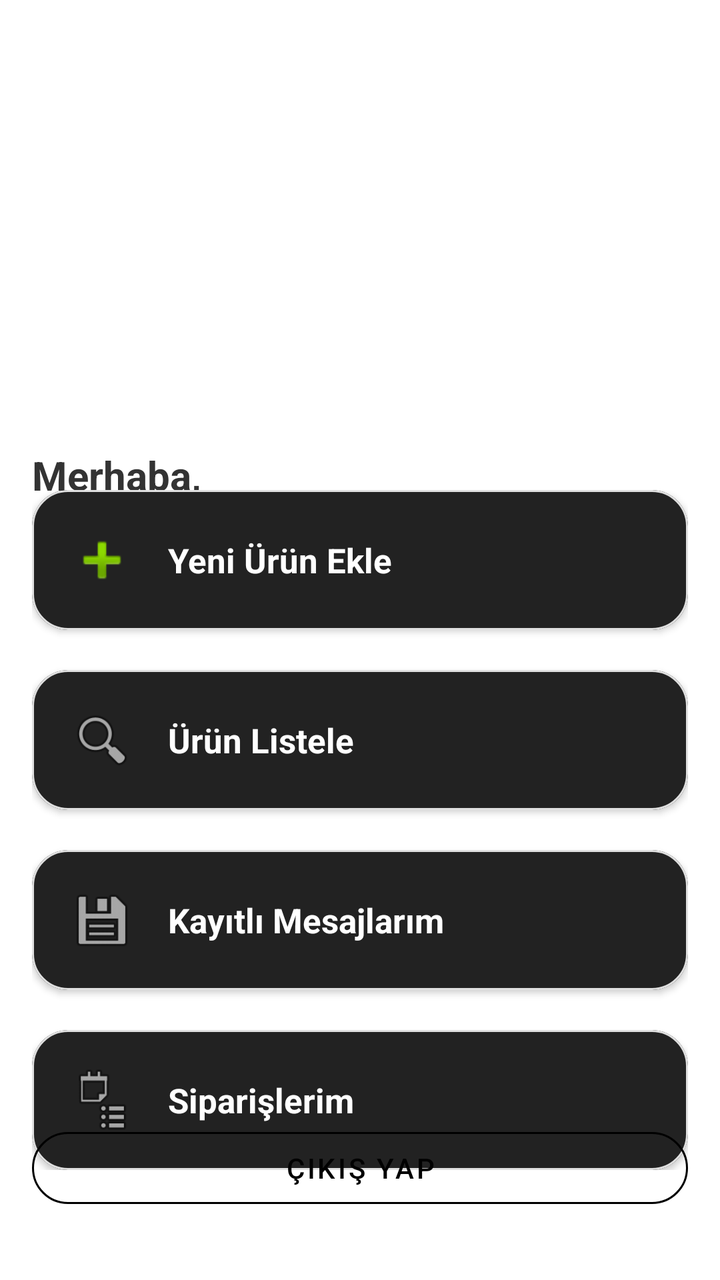
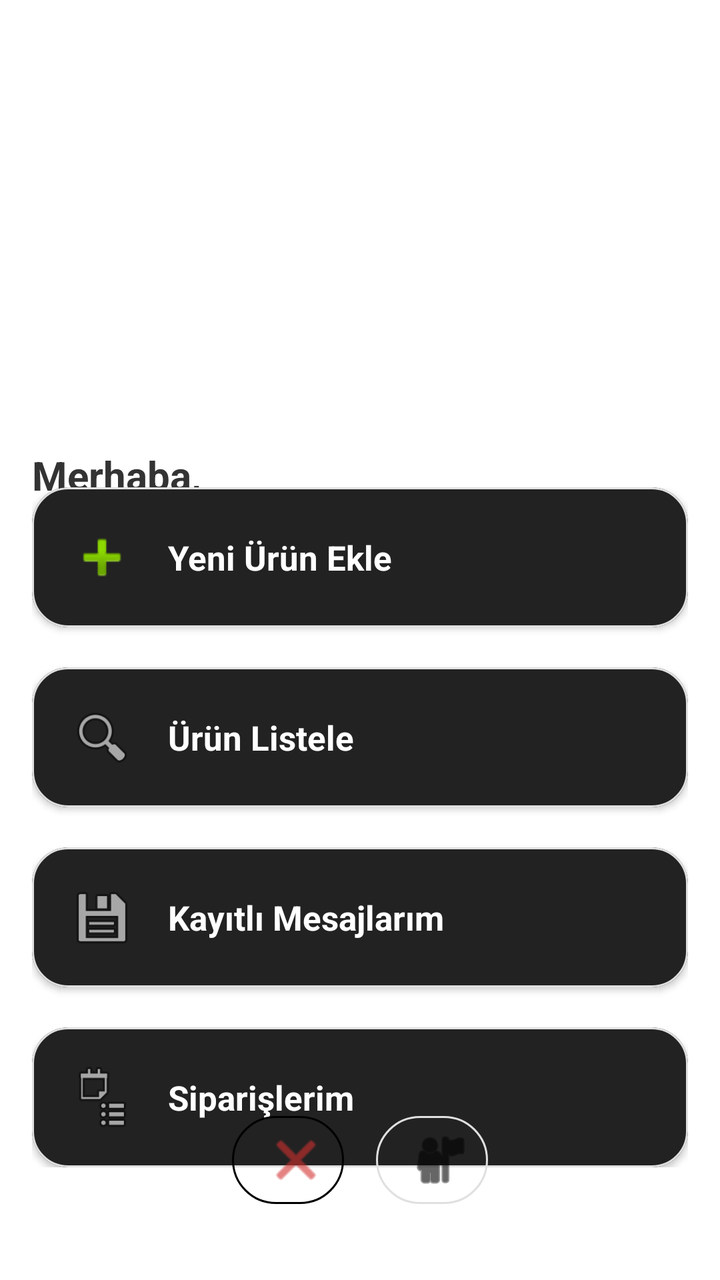

Before-and-after screenshots of an Android layout around one commit, followed by the original layout XML and the change that was made.
<!-- AndroidManifest.xml: application theme Theme.MaterialComponents.NoActionBar -->
<!-- res/layout/activity_home.xml -->
<?xml version="1.0" encoding="utf-8"?>
<androidx.constraintlayout.widget.ConstraintLayout
    xmlns:android="http://schemas.android.com/apk/res/android"
    xmlns:app="http://schemas.android.com/apk/res-auto"
    xmlns:tools="http://schemas.android.com/tools"
    android:id="@+id/layoutHome"
    android:layout_width="match_parent"
    android:layout_height="match_parent"
    android:background="@android:color/white"
    android:padding="16dp"
    android:fitsSystemWindows="true">>

    
    <ImageView
        android:id="@+id/imgAppLogo"
        android:layout_width="80dp"
        android:layout_height="80dp"
        android:layout_marginTop="24dp"
        android:contentDescription="@string/app_name"
        app:layout_constraintEnd_toEndOf="parent"
        app:layout_constraintStart_toStartOf="parent"
        app:layout_constraintTop_toTopOf="parent"
        android:src="@mipmap/ic_launcher" />

    

    

    <TextView
        android:id="@+id/txtWelcomeMessage"
        android:layout_width="205dp"
        android:layout_height="26dp"
        android:layout_marginTop="104dp"
        android:gravity="left"
        android:text="@string/home_info_user_welcome_messsage"
        android:textColor="#333333"
        android:textSize="20sp"
        android:textStyle="bold"
        app:layout_constraintEnd_toEndOf="parent"
        app:layout_constraintHorizontal_bias="0.0"
        app:layout_constraintStart_toStartOf="parent"
        app:layout_constraintTop_toBottomOf="@id/imgAppLogo" />

    <LinearLayout
        android:id="@+id/layoutButtons"
        android:layout_width="0dp"
        android:layout_height="wrap_content"
        android:gravity="center_horizontal"
        android:orientation="vertical"
        app:layout_constraintBottom_toTopOf="@id/btnLogout"
        app:layout_constraintEnd_toEndOf="parent"
        app:layout_constraintHorizontal_bias="0.0"
        app:layout_constraintStart_toStartOf="parent"
        app:layout_constraintTop_toBottomOf="@id/txtWelcomeMessage"
        app:layout_constraintVertical_bias="0.172">

        
        <com.google.android.material.card.MaterialCardView
            android:id="@+id/btnNewOrder"
            android:layout_width="match_parent"
            android:layout_height="wrap_content"
            app:cardCornerRadius="18dp"
            app:cardElevation="2dp"
            app:strokeColor="#E0E0E0"
            app:strokeWidth="1dp">

            <LinearLayout
                android:layout_width="match_parent"
                android:layout_height="wrap_content"
                android:gravity="center_vertical"
                android:orientation="horizontal"
                android:padding="18dp">

                <ImageView
                    android:layout_width="34dp"
                    android:layout_height="34dp"
                    android:contentDescription="@string/home_button_new_order"
                    android:src="@android:drawable/ic_input_add" />

                <TextView
                    android:layout_width="0dp"
                    android:layout_height="wrap_content"
                    android:layout_marginStart="16dp"
                    android:layout_weight="1"
                    android:text="@string/home_button_new_order"
                    android:textColor="#FFFFFF"
                    android:textSize="17sp"
                    android:textStyle="bold" />
            </LinearLayout>
        </com.google.android.material.card.MaterialCardView>

        
        <com.google.android.material.card.MaterialCardView
            android:id="@+id/btnListOrders"
            android:layout_width="match_parent"
            android:layout_height="wrap_content"
            android:layout_marginTop="20dp"
            app:cardCornerRadius="18dp"
            app:cardElevation="2dp"
            app:strokeColor="#E0E0E0"
            app:strokeWidth="1dp">

            <LinearLayout
                android:layout_width="match_parent"
                android:layout_height="wrap_content"
                android:gravity="center_vertical"
                android:orientation="horizontal"
                android:padding="18dp">

                <ImageView
                    android:layout_width="34dp"
                    android:layout_height="34dp"
                    android:contentDescription="@string/home_button_list_orders"
                    android:src="@android:drawable/ic_menu_search" />

                <TextView
                    android:layout_width="0dp"
                    android:layout_height="wrap_content"
                    android:layout_marginStart="16dp"
                    android:layout_weight="1"
                    android:text="@string/home_button_list_orders"
                    android:textColor="#FFFFFF"
                    android:textSize="17sp"
                    android:textStyle="bold" />
            </LinearLayout>
        </com.google.android.material.card.MaterialCardView>

        
        <com.google.android.material.card.MaterialCardView
            android:id="@+id/btnMessageTemplates"
            android:layout_width="match_parent"
            android:layout_height="wrap_content"
            android:layout_marginTop="20dp"
            app:cardCornerRadius="18dp"
            app:cardElevation="2dp"
            app:strokeColor="#E0E0E0"
            app:strokeWidth="1dp">

            <LinearLayout
                android:layout_width="match_parent"
                android:layout_height="wrap_content"
                android:gravity="center_vertical"
                android:orientation="horizontal"
                android:padding="18dp">

                <ImageView
                    android:layout_width="34dp"
                    android:layout_height="34dp"
                    android:contentDescription="@string/home_button_message_templates"
                    android:src="@android:drawable/ic_menu_save" />

                <TextView
                    android:layout_width="0dp"
                    android:layout_height="wrap_content"
                    android:layout_marginStart="16dp"
                    android:layout_weight="1"
                    android:text="@string/home_button_message_templates"
                    android:textColor="#FFFFFF"
                    android:textSize="17sp"
                    android:textStyle="bold" />
            </LinearLayout>
        </com.google.android.material.card.MaterialCardView>

        
        <com.google.android.material.card.MaterialCardView
            android:id="@+id/btnMyOrders"
            android:layout_width="match_parent"
            android:layout_height="wrap_content"
            android:layout_marginTop="20dp"
            app:cardCornerRadius="18dp"
            app:cardElevation="2dp"
            app:strokeColor="#E0E0E0"
            app:strokeWidth="1dp">

            <LinearLayout
                android:layout_width="match_parent"
                android:layout_height="wrap_content"
                android:gravity="center_vertical"
                android:orientation="horizontal"
                android:padding="18dp">

                <ImageView
                    android:layout_width="34dp"
                    android:layout_height="34dp"
                    android:contentDescription="Siparişlerim"
                    android:src="@android:drawable/ic_menu_agenda" />

                <TextView
                    android:layout_width="0dp"
                    android:layout_height="wrap_content"
                    android:layout_marginStart="16dp"
                    android:layout_weight="1"
                    android:text="@string/home_button_orders"
                    android:textColor="#FFFFFF"
                    android:textSize="17sp"
                    android:textStyle="bold" />
            </LinearLayout>
        </com.google.android.material.card.MaterialCardView>

    </LinearLayout>

    
    <com.google.android.material.button.MaterialButton
        android:id="@+id/btnLogout"
        style="@style/Widget.MaterialComponents.Button.OutlinedButton"
        android:layout_width="0dp"
        android:layout_height="wrap_content"
        android:layout_marginBottom="16dp"
        android:text="@string/button_logout"
        android:textColor="#000000"
        app:cornerRadius="24dp"
        app:layout_constraintBottom_toBottomOf="parent"
        app:layout_constraintEnd_toEndOf="parent"
        app:layout_constraintStart_toStartOf="parent"
        app:strokeColor="#000000" />

</androidx.constraintlayout.widget.ConstraintLayout>
<!-- resources referenced by this layout -->
<resources>
  <!-- mipmap ic_launcher (mipmap-anydpi-v26) -->
  <?xml version="1.0" encoding="utf-8"?>
  <adaptive-icon xmlns:android="http://schemas.android.com/apk/res/android">
      <background android:drawable="@drawable/ic_launcher_background"/>
      <foreground android:drawable="@mipmap/ic_launcher_foreground"/>
  </adaptive-icon>
  <string name="app_name">EsnApp</string>
  <string name="button_logout">Çıkış Yap</string>
  <string name="home_button_list_orders">Ürün Listele</string>
  <string name="home_button_message_templates">Kayıtlı Mesajlarım</string>
  <string name="home_button_new_order">Yeni Ürün Ekle</string>
  <string name="home_button_orders">Siparişlerim</string>
  <string name="home_info_user_welcome_messsage">Merhaba,</string>
  <!-- drawable ic_launcher_background: vector/xml drawable (drawable, 4866 chars, omitted) -->
</resources>

<!-- the commit's change to res/layout/activity_home.xml (unified diff, before → after) -->
@@ -8,7 +8,7 @@
     android:layout_height="match_parent"
     android:background="@android:color/white"
     android:padding="16dp"
-    android:fitsSystemWindows="true">>
+    android:fitsSystemWindows="true">
 
     
     <ImageView
@@ -47,7 +47,7 @@
         android:layout_height="wrap_content"
         android:gravity="center_horizontal"
         android:orientation="vertical"
-        app:layout_constraintBottom_toTopOf="@id/btnLogout"
+        app:layout_constraintBottom_toTopOf="@id/layoutBottomButtons"
         app:layout_constraintEnd_toEndOf="parent"
         app:layout_constraintHorizontal_bias="0.0"
         app:layout_constraintStart_toStartOf="parent"
@@ -200,18 +200,45 @@
     </LinearLayout>
 
     
-    <com.google.android.material.button.MaterialButton
-        android:id="@+id/btnLogout"
-        style="@style/Widget.MaterialComponents.Button.OutlinedButton"
+    <LinearLayout
+        android:id="@+id/layoutBottomButtons"
         android:layout_width="0dp"
         android:layout_height="wrap_content"
         android:layout_marginBottom="16dp"
-        android:text="@string/button_logout"
-        android:textColor="#000000"
-        app:cornerRadius="24dp"
+        android:orientation="horizontal"
+        android:gravity="center"
         app:layout_constraintBottom_toBottomOf="parent"
         app:layout_constraintEnd_toEndOf="parent"
-        app:layout_constraintStart_toStartOf="parent"
-        app:strokeColor="#000000" />
+        app:layout_constraintStart_toStartOf="parent">
+
+        <com.google.android.material.button.MaterialButton
+            android:id="@+id/btnLogout"
+            style="@style/Widget.MaterialComponents.Button.OutlinedButton"
+            android:layout_width="56dp"
+            android:layout_height="56dp"
+            android:contentDescription="@string/button_logout"
+            android:text=""
+            app:cornerRadius="28dp"
+            app:icon="@android:drawable/ic_menu_close_clear_cancel"
+            app:iconTint="#D32F2F"
+            app:strokeColor="#000000" />
+
+        <View
+            android:layout_width="16dp"
+            android:layout_height="0dp" />
+
+        <com.google.android.material.button.MaterialButton
+            android:id="@+id/btnProfile"
+            style="@style/Widget.MaterialComponents.Button.OutlinedButton"
+            android:layout_width="56dp"
+            android:layout_height="56dp"
+            android:contentDescription="Profil Bilgilerim"
+            android:text="@string/profile_info"
+            app:cornerRadius="28dp"
+            app:icon="@android:drawable/ic_menu_myplaces"
+            app:iconTint="#000000"
+            app:strokeColor="#E0E0E0" />
+
+    </LinearLayout>
 
 </androidx.constraintlayout.widget.ConstraintLayout>
<!-- resource entries referenced after the edit -->
@@ -13,6 +13,7 @@
   <string name="home_button_new_order">Yeni Ürün Ekle</string>
   <string name="home_button_orders">Siparişlerim</string>
   <string name="home_info_user_welcome_messsage">Merhaba,</string>
+  <string name="profile_info">Profil Bilgilerim</string>
   <!-- drawable ic_launcher_background: vector/xml drawable (drawable, 4866 chars, omitted) -->
 </resources>
 
